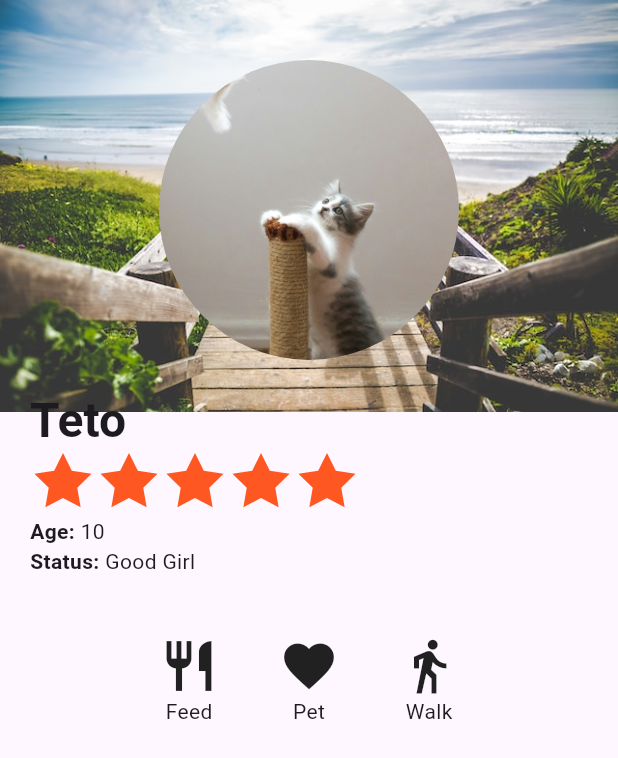
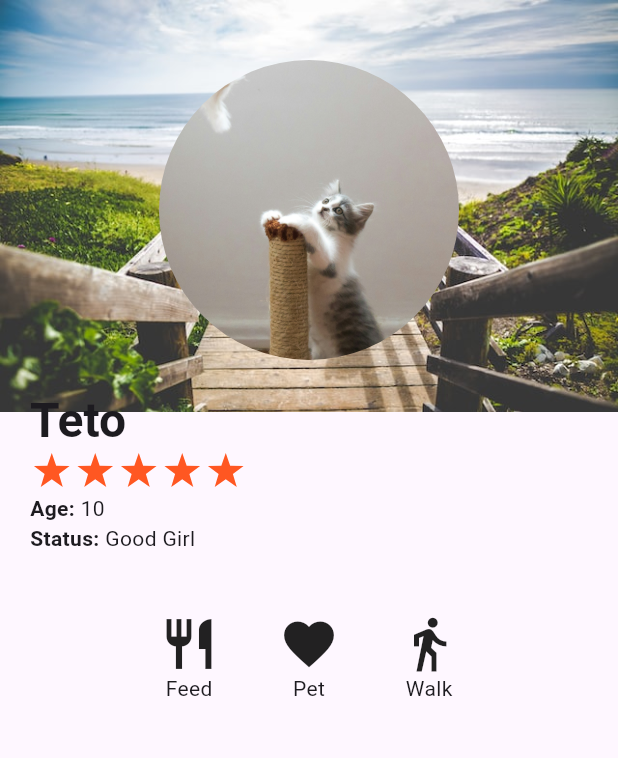
Before and after one commit to zenoplex/flutter-sandbox, a Flutter app: the screen it shows after launch, on a phone screen of 412 x 824 dp. Shown: the top 758 px of the screen. Run offline on Flutter 3.47's test engine with Material 3 defaults, Android fonts, the phone set to English and light mode, and no system bars; our stand-ins replace google_fonts.

Commit message:
feat: Update star size in StarRating

```diff
--- a/lib/star.dart
+++ b/lib/star.dart
@@ -35,7 +35,7 @@ class _StarPainter extends CustomPainter {
 
   Path _getStarPath(Size size, verticies) {
     final double outerRadius = size.width * .5;
-    final double innerRadius = outerRadius * .5;
+    final double innerRadius = outerRadius * .4;
     final centerX = size.width * .5;
     final centerY = size.height * .5;
 
@@ -70,7 +70,7 @@ class StarRating extends StatelessWidget {
   const StarRating(
       {super.key,
       required this.value,
-      this.size = 40,
+      this.size = 25,
       this.color = Colors.deepOrange});
 
   @override
```
